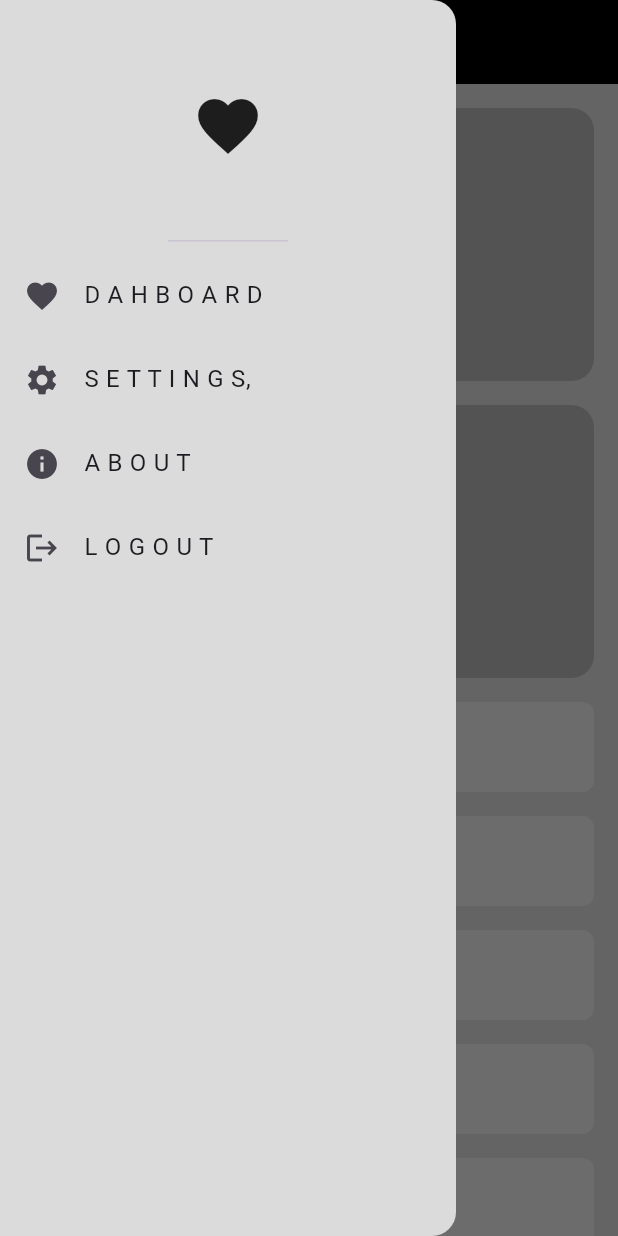
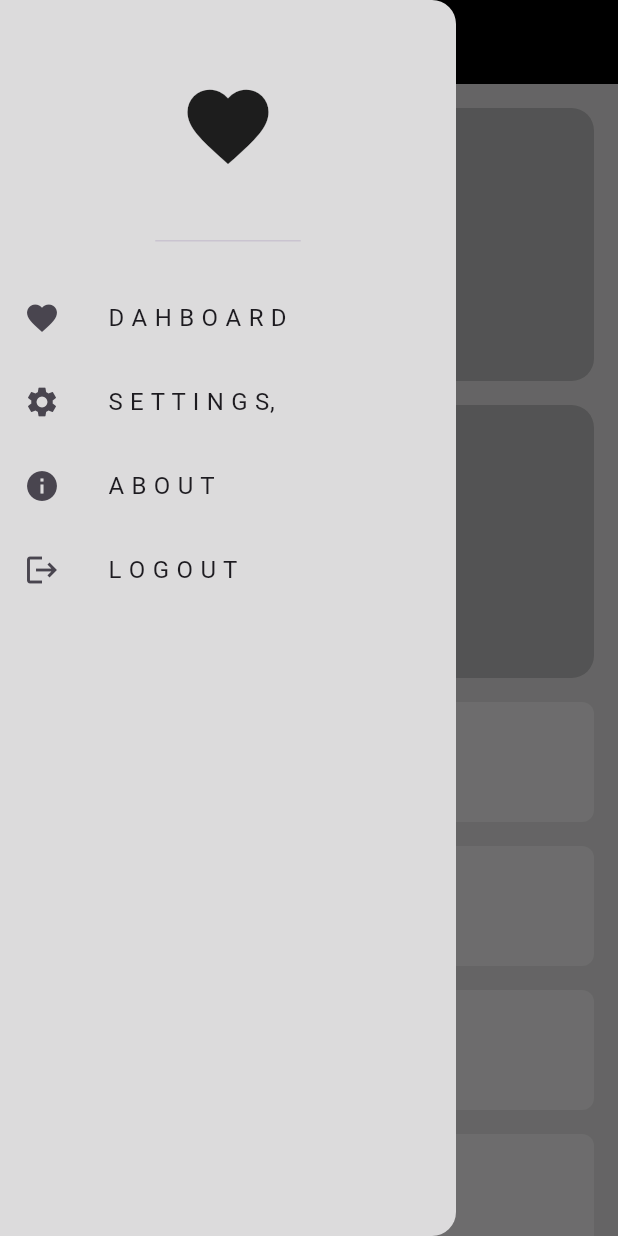
Before and after one commit to SeifRashedd/Responsive_UI, a Flutter app: the screen it shows after launch, with the side drawer open, on a phone screen of 412 x 824 dp. Run offline on Flutter 3.47's test engine with Material 3 defaults, Android fonts, the phone set to English and light mode, and no system bars; our stand-ins replace gap.

Commit message:
finish some spaces between the widgets in desktop layout

```diff
--- a/lib/widget/custom_drawer.dart
+++ b/lib/widget/custom_drawer.dart
@@ -1,4 +1,5 @@
 import 'package:flutter/material.dart';
+import 'package:gap/gap.dart';
 import 'package:responsive/models/drawer_item_model.dart';
 import 'package:responsive/widget/custom_drawer_items_list_view.dart';
 
@@ -22,15 +23,17 @@ class CustomDrawer extends StatelessWidget {
   @override
   Widget build(BuildContext context) {
     return Drawer(
+      elevation: 0,
       backgroundColor: const Color(0xffDCDBDC),
       child: Column(
         children: [
           const DrawerHeader(
             child: Icon(
               Icons.favorite,
-              size: 48,
+              size: 65,
             ),
           ),
+          const Gap(15),
           CustomDrawerItemsListView(
             items: items,
           )
--- a/lib/widget/custom_drawer_item.dart
+++ b/lib/widget/custom_drawer_item.dart
@@ -4,13 +4,16 @@ import 'package:responsive/models/drawer_item_model.dart';
 class CustomDrawerItem extends StatelessWidget {
   const CustomDrawerItem({super.key, required this.drawerItemModel});
 
- final DrawerItemModel drawerItemModel;
+  final DrawerItemModel drawerItemModel;
 
   @override
   Widget build(BuildContext context) {
-    return  ListTile(
+    return ListTile(
       leading: Icon(drawerItemModel.icon),
-      title: Text(drawerItemModel.title),
+      title: Padding(
+        padding: const EdgeInsets.only(left: 16),
+        child: Text(drawerItemModel.title),
+      ),
     );
   }
 }
--- a/lib/widget/custom_drawer_items_list_view.dart
+++ b/lib/widget/custom_drawer_items_list_view.dart
@@ -17,7 +17,9 @@ class CustomDrawerItemsListView extends StatelessWidget {
         shrinkWrap: true,
         itemCount: items.length,
         itemBuilder: (context, index) {
-          return CustomDrawerItem(drawerItemModel: items[index]);
+          return CustomDrawerItem(
+            drawerItemModel: items[index],
+          );
         });
   }
 }
--- a/lib/widget/custom_item.dart
+++ b/lib/widget/custom_item.dart
@@ -2,14 +2,14 @@ import 'package:flutter/material.dart';
 
 class CustomItem extends StatelessWidget {
   const CustomItem({
-    super.key,
+    super.key, this.color,
   });
-
+final Color? color;
   @override
   Widget build(BuildContext context) {
     return Container(
       decoration: BoxDecoration(
-        color: const Color(0xffB5B4B6),
+        color:color?? const Color(0xffB5B4B6),
         borderRadius: BorderRadius.circular(15),
       ),
     );
--- a/lib/widget/custom_item2.dart
+++ b/lib/widget/custom_item2.dart
@@ -6,7 +6,7 @@ class CustomItem2 extends StatelessWidget {
   @override
   Widget build(BuildContext context) {
     return Container(
-      height: 60,
+      height: 80,
       decoration: BoxDecoration(
         borderRadius: BorderRadius.circular(8),
         color: const Color(0xffEDECED),
--- a/lib/widget/custom_list.dart
+++ b/lib/widget/custom_list.dart
@@ -8,7 +8,7 @@ class CustomList extends StatelessWidget {
   Widget build(BuildContext context) {
     return SliverToBoxAdapter(
       child: SizedBox(
-        height: 100,
+        height: 160,
         child: ListView.builder(
           scrollDirection: Axis.horizontal,
           itemCount: 15,
--- a/lib/widget/mobile_layout.dart
+++ b/lib/widget/mobile_layout.dart
@@ -1,5 +1,5 @@
 import 'package:flutter/material.dart';
-import 'package:responsive/widget/custom_lisf_view.dart';
+import 'package:responsive/widget/custom_list_view.dart';
 import 'package:responsive/widget/custom_sliver_grid.dart';
 
 class MobileLayout extends StatelessWidget {
--- a/lib/widget/tablet_layout.dart
+++ b/lib/widget/tablet_layout.dart
@@ -1,5 +1,5 @@
 import 'package:flutter/material.dart';
-import 'package:responsive/widget/custom_lisf_view.dart';
+import 'package:responsive/widget/custom_list_view.dart';
 import 'package:responsive/widget/custom_list.dart';
 
 class TabletLayout extends StatelessWidget {
```
Also changed, not shown: lib/widget/custom_desktop_widget.dart (added, +26 -0 lines), lib/widget/desktop_layout.dart (+27 -1 lines), pubspec.yaml (+4 -12 lines), lib/widget/custom_list_view.dart (renamed from lib/widget/custom_lisf_view.dart), pubspec.lock.
